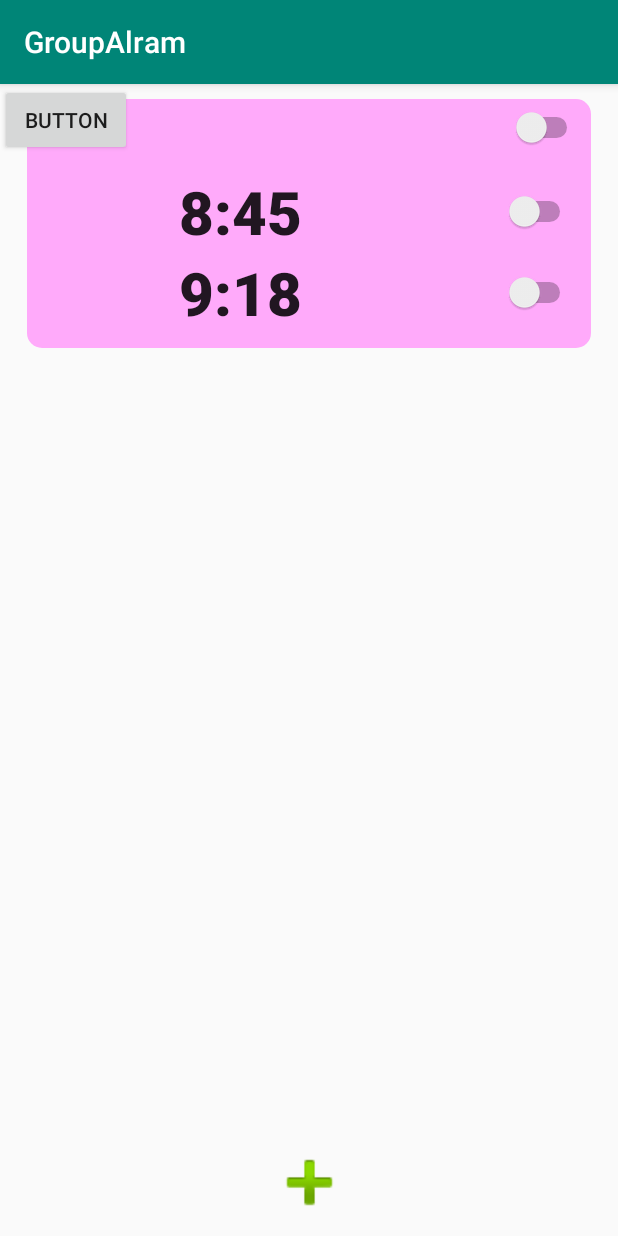
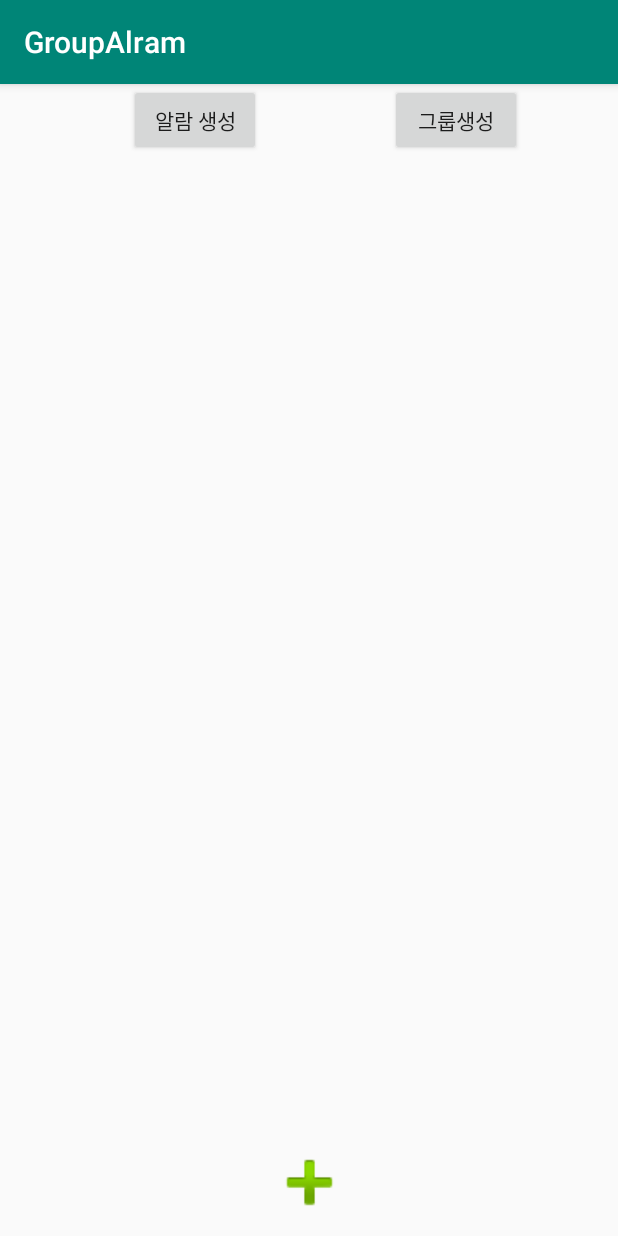
Before and after one commit to HyunQQ/android_alram_dev, an Android app: the screen it shows after launch (MainActivity), on a phone screen of 412 x 824 dp. Run offline under Robolectric (Android 15) with nearby library versions, the phone set to English and light mode, and no system bars; 2 statements that could not run were skipped.

Commit message:
그룹 및 알람 동적 생성

```diff
--- a/app/src/main/res/layout/activity_main.xml
+++ b/app/src/main/res/layout/activity_main.xml
@@ -5,12 +5,6 @@
     android:layout_width="match_parent"
     android:layout_height="match_parent"
     tools:context=".MainActivity">
-
-    <Button
-        android:id="@+id/btn_temp"
-        android:layout_width="wrap_content"
-        android:layout_height="wrap_content"
-        android:text="Button" />
 
     <Button
         android:id="@+id/btn_add_alram"
@@ -26,9 +20,34 @@
         app:layout_constraintEnd_toEndOf="parent"
         app:layout_constraintStart_toStartOf="parent" />
 
+    <Button
+        android:id="@+id/btn_temp"
+        android:layout_width="wrap_content"
+        android:layout_height="wrap_content"
+        android:layout_marginStart="8dp"
+        android:layout_marginLeft="8dp"
+        android:layout_marginEnd="8dp"
+        android:layout_marginRight="8dp"
+        android:text="알람 생성"
+        app:layout_constraintEnd_toStartOf="@+id/btn_add_group"
+        app:layout_constraintStart_toStartOf="parent"
+        tools:layout_editor_absoluteY="535dp" />
+
+    <Button
+        android:id="@+id/btn_add_group"
+        android:layout_width="wrap_content"
+        android:layout_height="wrap_content"
+        android:layout_marginEnd="64dp"
+        android:layout_marginRight="64dp"
+        android:text="그룹생성"
+        app:layout_constraintEnd_toEndOf="parent"
+        tools:layout_editor_absoluteY="535dp" />
+
     <ScrollView
+        android:id="@+id/scrollView2"
         android:layout_width="match_parent"
-        android:layout_height="match_parent">
+        android:layout_height="match_parent"
+        app:layout_constraintEnd_toEndOf="parent">
 
         <LinearLayout
             android:id="@+id/layout_main"
@@ -41,11 +60,12 @@
             android:orientation="vertical">
 
             <LinearLayout
+                android:id="@+id/group_0"
                 android:layout_width="match_parent"
                 android:layout_height="match_parent"
-                android:layout_margin="10dp"
                 android:background="@drawable/rounded"
-                android:orientation="vertical">
+                android:orientation="vertical"
+                android:visibility="gone">
 
                 <LinearLayout
                     android:layout_width="match_parent"
@@ -58,64 +78,12 @@
                         android:layout_width="wrap_content"
                         android:layout_height="wrap_content"
                         android:layout_weight="1"
-                        android:text="그룹1" />
+                        android:text="defaultGroup" />
 
                     <Switch
                         android:id="@+id/switch5"
                         android:layout_width="wrap_content"
                         android:layout_height="wrap_content" />
-                </LinearLayout>
-
-                <LinearLayout
-                    android:layout_width="match_parent"
-                    android:layout_height="wrap_content"
-                    android:layout_margin="10dp"
-                    android:orientation="vertical">
-
-                    <LinearLayout
-                        android:layout_width="match_parent"
-                        android:layout_height="wrap_content"
-                        android:orientation="horizontal">
-
-                        <Button
-                            android:id="@+id/btn_time_1"
-                            android:layout_width="wrap_content"
-                            android:layout_height="wrap_content"
-                            android:layout_weight="4"
-                            android:background="#00000000"
-                            android:text="8:45"
-                            android:textSize="40sp"
-                            android:textStyle="bold" />
-
-                        <Switch
-                            android:id="@+id/swc_time_1"
-                            android:layout_width="wrap_content"
-                            android:layout_height="match_parent"
-                            android:layout_weight="1" />
-                    </LinearLayout>
-
-                    <LinearLayout
-                        android:layout_width="match_parent"
-                        android:layout_height="wrap_content"
-                        android:orientation="horizontal">
-
-                        <Button
-                            android:id="@+id/btn_time_2"
-                            android:layout_width="wrap_content"
-                            android:layout_height="wrap_content"
-                            android:layout_weight="4"
-                            android:background="#00000000"
-                            android:text="9:18"
-                            android:textSize="40sp"
-                            android:textStyle="bold" />
-
-                        <Switch
-                            android:id="@+id/switch2"
-                            android:layout_width="wrap_content"
-                            android:layout_height="match_parent"
-                            android:layout_weight="1" />
-                    </LinearLayout>
-
                 </LinearLayout>
 
             </LinearLayout>
```
Also changed, not shown: app/src/main/java/com/example/groupalram/MainActivity.java (+67 -22 lines).
